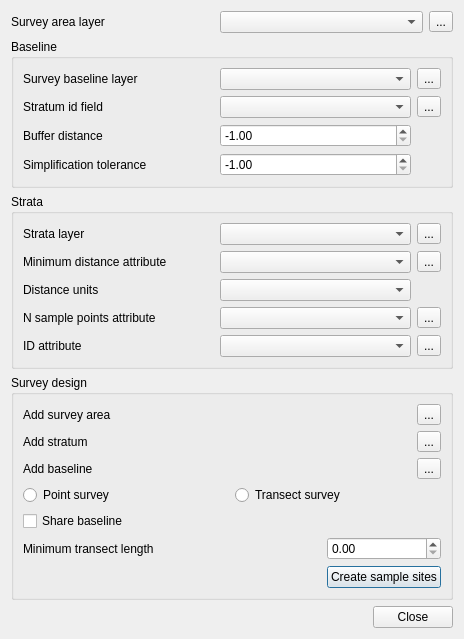
sourcepole/survey_design, file surveyinitdialogbase.ui: the form before one commit.
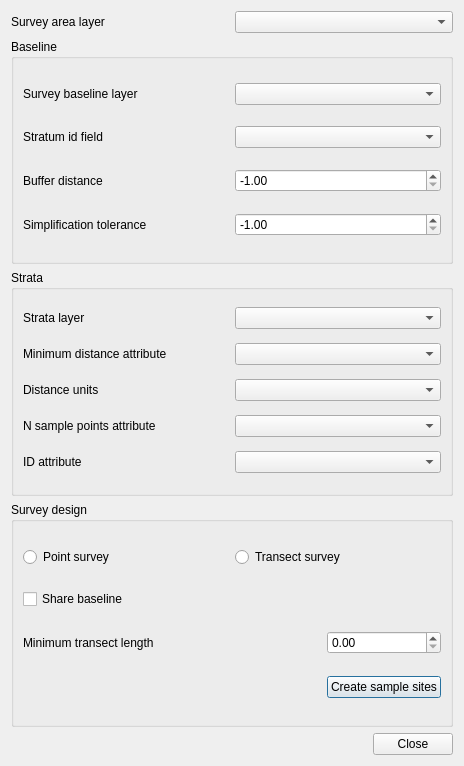
The form after the commit. Icons and pictures are not drawn.

Commit message: Remove plugin elements for editing layers and attributes as they are not needed anymore

```diff
--- a/surveyinitdialogbase.ui
+++ b/surveyinitdialogbase.ui
@@ -7,7 +7,7 @@
     <x>0</x>
     <y>0</y>
     <width>464</width>
-    <height>569</height>
+    <height>766</height>
    </rect>
   </property>
   <property name="windowTitle">
@@ -16,6 +16,9 @@
   <layout class="QGridLayout" name="gridLayout_5">
    <item row="0" column="0">
     <layout class="QHBoxLayout" name="horizontalLayout_3">
+     <property name="sizeConstraint">
+      <enum>QLayout::SetDefaultConstraint</enum>
+     </property>
      <item>
       <widget class="QLabel" name="mSurveyAreaLayerLabel">
        <property name="text">
@@ -26,17 +29,6 @@
      <item>
       <widget class="QComboBox" name="mSurveyAreaLayerComboBox"/>
      </item>
-     <item>
-      <widget class="QToolButton" name="mNewSurveyLayerButton">
-       <property name="text">
-        <string>...</string>
-       </property>
-       <property name="icon">
-        <iconset resource="resources.qrc">
-         <normaloff>:/plugins/survey_design/mActionNewVectorLayer.png</normaloff>:/plugins/survey_design/mActionNewVectorLayer.png</iconset>
-       </property>
-      </widget>
-     </item>
     </layout>
    </item>
    <item row="1" column="0">
@@ -45,9 +37,26 @@
       <string>Baseline</string>
      </property>
      <layout class="QGridLayout" name="gridLayout_2">
+      <item row="0" column="1">
+       <widget class="QComboBox" name="mSurveyBaselineLayerComboBox"/>
+      </item>
+      <item row="3" column="0">
+       <widget class="QLabel" name="mBaselineSimplificationToleranceLabel">
+        <property name="text">
+         <string>Simplification tolerance</string>
+        </property>
+       </widget>
+      </item>
       <item row="1" column="1">
        <widget class="QComboBox" name="mStratumIdComboBox"/>
       </item>
+      <item row="1" column="0">
+       <widget class="QLabel" name="mStratumIdLabel">
+        <property name="text">
+         <string>Stratum id field</string>
+        </property>
+       </widget>
+      </item>
       <item row="0" column="0">
        <widget class="QLabel" name="mBaselineLayerLabel">
         <property name="text">
@@ -55,14 +64,16 @@
         </property>
        </widget>
       </item>
-      <item row="0" column="2">
-       <widget class="QToolButton" name="mNewBaselineLayerButton">
-        <property name="text">
-         <string>...</string>
+      <item row="2" column="1">
+       <widget class="QDoubleSpinBox" name="mBaselineBufferDistanceSpinBox">
+        <property name="minimum">
+         <double>-1.000000000000000</double>
         </property>
-        <property name="icon">
-         <iconset resource="resources.qrc">
-          <normaloff>:/plugins/survey_design/mActionNewVectorLayer.png</normaloff>:/plugins/survey_design/mActionNewVectorLayer.png</iconset>
+        <property name="maximum">
+         <double>999999999.000000000000000</double>
+        </property>
+        <property name="value">
+         <double>-1.000000000000000</double>
         </property>
        </widget>
       </item>
@@ -73,47 +84,6 @@
         </property>
        </widget>
       </item>
-      <item row="0" column="1">
-       <widget class="QComboBox" name="mSurveyBaselineLayerComboBox"/>
-      </item>
-      <item row="2" column="1">
-       <widget class="QDoubleSpinBox" name="mBaselineBufferDistanceSpinBox">
-        <property name="minimum">
-         <double>-1.000000000000000</double>
-        </property>
-        <property name="maximum">
-         <double>999999999.000000000000000</double>
-        </property>
-        <property name="value">
-         <double>-1.000000000000000</double>
-        </property>
-       </widget>
-      </item>
-      <item row="1" column="2">
-       <widget class="QToolButton" name="mStratumIdToolButton">
-        <property name="text">
-         <string>...</string>
-        </property>
-        <property name="icon">
-         <iconset resource="resources.qrc">
-          <normaloff>:/plugins/survey_design/mActionNewAttribute.png</normaloff>:/plugins/survey_design/mActionNewAttribute.png</iconset>
-        </property>
-       </widget>
-      </item>
-      <item row="1" column="0">
-       <widget class="QLabel" name="mStratumIdLabel">
-        <property name="text">
-         <string>Stratum id field</string>
-        </property>
-       </widget>
-      </item>
-      <item row="3" column="0">
-       <widget class="QLabel" name="mBaselineSimplificationToleranceLabel">
-        <property name="text">
-         <string>Simplification tolerance</string>
-        </property>
-       </widget>
-      </item>
       <item row="3" column="1">
        <widget class="QDoubleSpinBox" name="mBaselineSimplificationToleranceSpinBox">
         <property name="minimum">
@@ -136,92 +106,7 @@
       <string>Survey design</string>
      </property>
      <layout class="QGridLayout" name="gridLayout_4">
-      <item row="0" column="0" colspan="2">
-       <layout class="QGridLayout" name="gridLayout_3">
-        <item row="2" column="0">
-         <widget class="QLabel" name="mAddBaselineLabel">
-          <property name="text">
-           <string>Add baseline</string>
-          </property>
-         </widget>
-        </item>
-        <item row="2" column="1">
-         <widget class="QToolButton" name="mAddBaselineToolButton">
-          <property name="text">
-           <string>...</string>
-          </property>
-          <property name="icon">
-           <iconset resource="resources.qrc">
-            <normaloff>:/plugins/survey_design/mActionToggleEditing.png</normaloff>:/plugins/survey_design/mActionToggleEditing.png</iconset>
-          </property>
-          <property name="checkable">
-           <bool>true</bool>
-          </property>
-         </widget>
-        </item>
-        <item row="1" column="0">
-         <widget class="QLabel" name="mAddStratumLabel">
-          <property name="text">
-           <string>Add stratum</string>
-          </property>
-         </widget>
-        </item>
-        <item row="1" column="1">
-         <widget class="QToolButton" name="mAddStratumToolButton">
-          <property name="text">
-           <string>...</string>
-          </property>
-          <property name="icon">
-           <iconset resource="resources.qrc">
-            <normaloff>:/plugins/survey_design/mActionToggleEditing.png</normaloff>:/plugins/survey_design/mActionToggleEditing.png</iconset>
-          </property>
-          <property name="checkable">
-           <bool>true</bool>
-          </property>
-         </widget>
-        </item>
-        <item row="0" column="0">
-         <widget class="QLabel" name="mAddSurveyAreaLabel">
-          <property name="text">
-           <string>Add survey area</string>
-          </property>
-         </widget>
-        </item>
-        <item row="0" column="1">
-         <widget class="QToolButton" name="mAddSurveyAreaToolButton">
-          <property name="text">
-           <string>...</string>
-          </property>
-          <property name="icon">
-           <iconset resource="resources.qrc">
-            <normaloff>:/plugins/survey_design/mActionToggleEditing.png</normaloff>:/plugins/survey_design/mActionToggleEditing.png</iconset>
-          </property>
-          <property name="checkable">
-           <bool>true</bool>
-          </property>
-         </widget>
-        </item>
-       </layout>
-      </item>
-      <item row="1" column="0" colspan="2">
-       <layout class="QHBoxLayout" name="horizontalLayout">
-        <item>
-         <widget class="QRadioButton" name="mPointSurveyRadioButton">
-          <property name="text">
-           <string>Point survey</string>
-          </property>
-         </widget>
-        </item>
-        <item>
-         <widget class="QRadioButton" name="mTransectSurveyRadioButton">
-          <property name="text">
-           <string>Transect survey</string>
-          </property>
-         </widget>
-        </item>
-       </layout>
-      </item>
-      <item row="4" column="0">
+      <item row="3" column="0">
        <spacer name="horizontalSpacer">
         <property name="orientation">
          <enum>Qt::Horizontal</enum>
@@ -234,7 +119,32 @@
         </property>
        </spacer>
       </item>
-      <item row="2" column="0" colspan="2">
+      <item row="0" column="0" colspan="2">
+       <layout class="QHBoxLayout" name="horizontalLayout">
+        <item>
+         <widget class="QRadioButton" name="mPointSurveyRadioButton">
+          <property name="text">
+           <string>Point survey</string>
+          </property>
+         </widget>
+        </item>
+        <item>
+         <widget class="QRadioButton" name="mTransectSurveyRadioButton">
+          <property name="text">
+           <string>Transect survey</string>
+          </property>
+         </widget>
+        </item>
+       </layout>
+      </item>
+      <item row="2" column="0">
+       <widget class="QLabel" name="mMinimumTransectLengthLabel">
+        <property name="text">
+         <string>Minimum transect length</string>
+        </property>
+       </widget>
+      </item>
+      <item row="1" column="0" colspan="2">
        <layout class="QHBoxLayout" name="horizontalLayout_2">
         <item>
          <widget class="QCheckBox" name="mShareBaselineCheckBox">
@@ -248,27 +158,20 @@
         </item>
        </layout>
       </item>
-      <item row="4" column="1">
-       <widget class="QPushButton" name="mCreateSampleButton">
-        <property name="text">
-         <string>Create sample sites</string>
-        </property>
-       </widget>
-      </item>
-      <item row="3" column="0">
-       <widget class="QLabel" name="mMinimumTransectLengthLabel">
-        <property name="text">
-         <string>Minimum transect length</string>
-        </property>
-       </widget>
-      </item>
-      <item row="3" column="1">
+      <item row="2" column="1">
        <widget class="QDoubleSpinBox" name="mMinimumTransectLengthSpinBox">
         <property name="maximum">
          <double>99999999.000000000000000</double>
         </property>
        </widget>
       </item>
+      <item row="3" column="1">
+       <widget class="QPushButton" name="mCreateSampleButton">
+        <property name="text">
+         <string>Create sample sites</string>
+        </property>
+       </widget>
+      </item>
      </layout>
     </widget>
    </item>
@@ -278,8 +181,15 @@
       <string>Strata</string>
      </property>
      <layout class="QGridLayout" name="gridLayout">
-      <item row="4" column="1">
-       <widget class="QComboBox" name="mStrataIdAttributeComboBox"/>
+      <item row="1" column="1">
+       <widget class="QComboBox" name="mMinimumDistanceAttributeComboBox"/>
+      </item>
+      <item row="3" column="0">
+       <widget class="QLabel" name="mNSamplePointsAttribute">
+        <property name="text">
+         <string>N sample points attribute</string>
+        </property>
+       </widget>
       </item>
       <item row="4" column="0">
        <widget class="QLabel" name="mStrataIdAttributeLabel">
@@ -291,6 +201,12 @@
       <item row="3" column="1">
        <widget class="QComboBox" name="mNSamplePointsComboBox"/>
       </item>
+      <item row="0" column="1">
+       <widget class="QComboBox" name="mStrataLayerComboBox"/>
+      </item>
+      <item row="4" column="1">
+       <widget class="QComboBox" name="mStrataIdAttributeComboBox"/>
+      </item>
       <item row="1" column="0">
        <widget class="QLabel" name="mMinDistanceLabel">
         <property name="text">
@@ -298,73 +214,6 @@
         </property>
        </widget>
       </item>
-      <item row="0" column="1">
-       <widget class="QComboBox" name="mStrataLayerComboBox"/>
-      </item>
-      <item row="1" column="1">
-       <widget class="QComboBox" name="mMinimumDistanceAttributeComboBox"/>
-      </item>
-      <item row="0" column="2">
-       <widget class="QToolButton" name="mNewStrataLayerButton">
-        <property name="text">
-         <string>...</string>
-        </property>
-        <property name="icon">
-         <iconset resource="resources.qrc">
-          <normaloff>:/plugins/survey_design/mActionNewVectorLayer.png</normaloff>:/plugins/survey_design/mActionNewVectorLayer.png</iconset>
-        </property>
-       </widget>
-      </item>
-      <item row="3" column="0">
-       <widget class="QLabel" name="mNSamplePointsAttribute">
-        <property name="text">
-         <string>N sample points attribute</string>
-        </property>
-       </widget>
-      </item>
-      <item row="0" column="0">
-       <widget class="QLabel" name="mStrataLayerLabel">
-        <property name="text">
-         <string>Strata layer</string>
-        </property>
-       </widget>
-      </item>
-      <item row="1" column="2">
-       <widget class="QToolButton" name="mStrataMinDistToolButton">
-        <property name="text">
-         <string>...</string>
-        </property>
-        <property name="icon">
-         <iconset resource="resources.qrc">
-          <normaloff>:/plugins/survey_design/mActionNewAttribute.png</normaloff>:/plugins/survey_design/mActionNewAttribute.png</iconset>
-        </property>
-       </widget>
-      </item>
-      <item row="3" column="2">
-       <widget class="QToolButton" name="mStrataNSamplePointsToolButton">
-        <property name="text">
-         <string>...</string>
-        </property>
-        <property name="icon">
-         <iconset resource="resources.qrc">
-          <normaloff>:/plugins/survey_design/mActionNewAttribute.png</normaloff>:/plugins/survey_design/mActionNewAttribute.png</iconset>
-        </property>
-       </widget>
-      </item>
-      <item row="4" column="2">
-       <widget class="QToolButton" name="mStrataIdAttributeToolButton">
-        <property name="text">
-         <string>...</string>
-        </property>
-        <property name="icon">
-         <iconset resource="resources.qrc">
-          <normaloff>:/plugins/survey_design/mActionNewAttribute.png</normaloff>:/plugins/survey_design/mActionNewAttribute.png</iconset>
-        </property>
-       </widget>
-      </item>
-      <item row="2" column="1">
-       <widget class="QComboBox" name="mMinDistanceUnitsComboBox"/>
-      </item>
       <item row="2" column="0">
        <widget class="QLabel" name="mMinDistanceUnitsLabel">
         <property name="text">
@@ -372,6 +221,16 @@
         </property>
        </widget>
       </item>
+      <item row="2" column="1">
+       <widget class="QComboBox" name="mMinDistanceUnitsComboBox"/>
+      </item>
+      <item row="0" column="0">
+       <widget class="QLabel" name="mStrataLayerLabel">
+        <property name="text">
+         <string>Strata layer</string>
+        </property>
+       </widget>
+      </item>
      </layout>
     </widget>
    </item>
```
Left out of the diff: 4 changed lines with no effect on the pictures. The commit also changes 16 other files.
